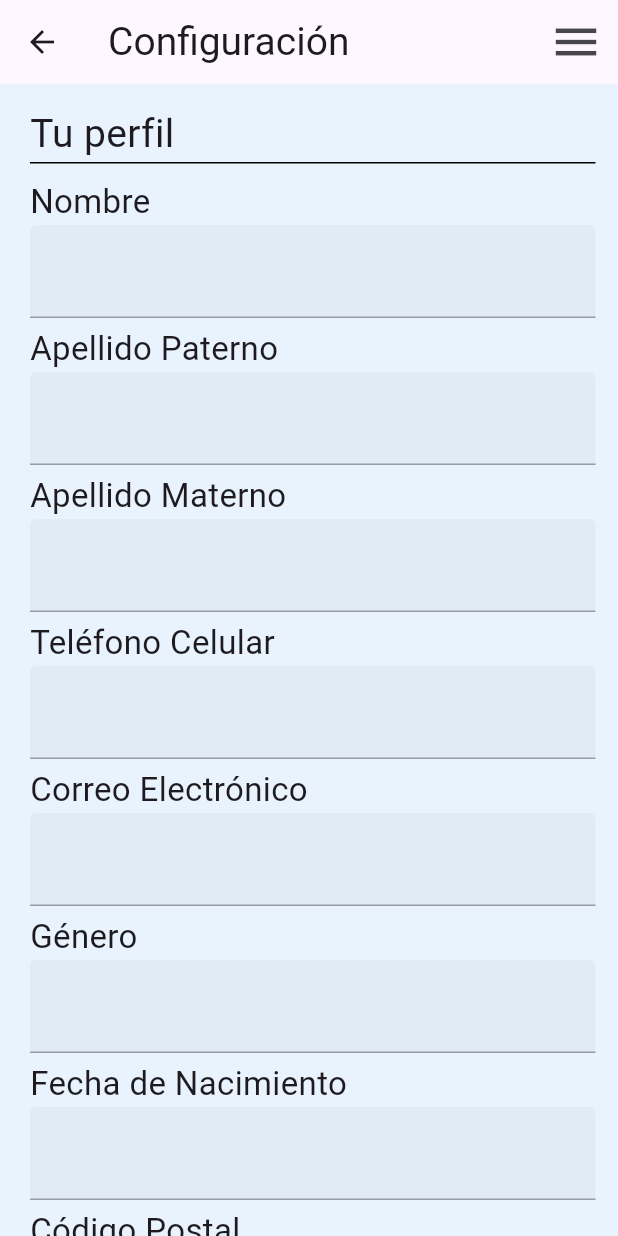
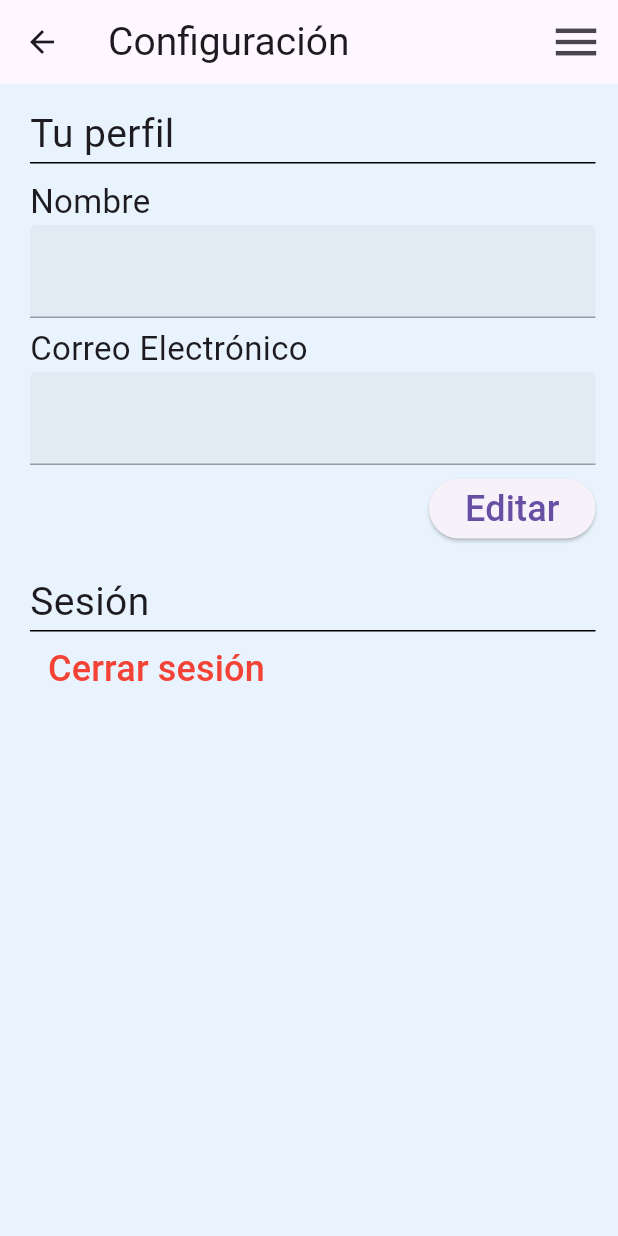
Before and after one commit to MikeOwer/ProyectoMantenimiento, a Flutter app: the ConfigPage screen opened directly, on a phone screen of 412 x 824 dp. Run offline on Flutter 3.47's test engine with Material 3 defaults, Android fonts, the phone set to English and light mode, and no system bars; our stand-ins replace cloud_firestore, firebase_auth, firebase_core, firebase_messaging, google_sign_in, share_plus; missing offline and left inert: flutter_facebook_auth; accounts and stored records are empty; network calls fail; Roboto replaces fonts that are missing (Montserrat-SemiBold.ttf); project files that could hold a hidden picture were left out.

Commit message:
Implementación de la opción de modificación de usuario.

```diff
--- a/diabetic_app/lib/my_widgets/menu_button_widget.dart
+++ b/diabetic_app/lib/my_widgets/menu_button_widget.dart
@@ -1,10 +1,8 @@
+import 'package:diabetic_app/controllers/login_controller.dart';
 import 'package:diabetic_app/pages/config_page.dart';
+import 'package:diabetic_app/pages/login_register_page.dart';
 import 'package:diabetic_app/pages/quiz_page.dart';
 import 'package:flutter/material.dart';
-import 'package:diabetic_app/pages/login_register_page.dart';
-import 'package:diabetic_app/pages/quiz_lobby_page.dart';
-import 'package:firebase_auth/firebase_auth.dart';
-import '../my_classes/auth.dart';
 
 class MenuButtonWidget extends StatefulWidget {
   const MenuButtonWidget({super.key});
@@ -14,8 +12,29 @@ class MenuButtonWidget extends StatefulWidget {
 }
 
 class _MenuButtonWidgetState extends State<MenuButtonWidget> {
-  final User? user = Auth().currentUser;
+  //final User? user = Auth().currentUser;
+  LoginController loginController = LoginController.getInstance();
+  bool logedIn = false; //(user != null);
+
   void onPressed() {}
+
+  @override
+  void initState() {
+    // TODO: implement initState
+    super.initState();
+
+    loadUserData();
+  }
+
+  Future<void> loadUserData() async {
+    await loginController.readUserDataJSONFile();
+    setState(() {
+      logedIn = loginController.getEmail() != "" &&
+          loginController.getPassword() != "";
+      print("Menu -> loginController.getEmail(): ${loginController.getEmail()}, loginController.getPassword(): ${loginController.getPassword()}");
+      print("Menu -> Valor de logedIn: $logedIn");
+    });
+  }
 
   Widget menuLoginButton(BuildContext context) {
     return GestureDetector(
@@ -39,20 +58,40 @@ class _MenuButtonWidgetState extends State<MenuButtonWidget> {
                 QuizPage()) //Manera de entrar a el quiz rápido
         );
   }
+
   //Espacio para los demás métodos de acción de los botones restantes
 
   void loginButtonPressed(BuildContext context) {
     Navigator.push(
-        context, MaterialPageRoute(builder: (context) => const LoginPage()));
+            context, MaterialPageRoute(builder: (context) => const LoginPage()))
+        .then((value) => setState(() {
+              logedIn = loginController.getEmail() != "" &&
+                  loginController.getPassword() != "";
+            }));
   }
 
   void configButtonPressed(BuildContext context) {
-    Navigator.push(
-        context, MaterialPageRoute(builder: (context) => const ConfigPage()));
+    Navigator.push(context,
+            MaterialPageRoute(builder: (context) => const ConfigPage()))
+        .then((value) => setState(() {
+              logedIn = loginController.getEmail() != "" &&
+                  loginController.getPassword() != "";
+            }));
   }
 
   @override
   Widget build(BuildContext context) {
+    /*if (logedIn = loginController.getEmail() != "" &&
+        loginController.getPassword() != "") {
+    logedIn = true;
+    }*/
+    setState(() {
+      logedIn = loginController.getEmail() != "" &&
+          loginController.getPassword() != "";
+    });
+    print("menu -> loginController.getName(): ${loginController.getName()},loginController.getEmail(): ${loginController.getEmail()}, loginController.getPassword(): ${loginController.getPassword()}");
+    print("menu -> valorcito de logedIn: $logedIn");
+
     return PopupMenuButton(
       itemBuilder: (context) => [
         PopupMenuItem(
@@ -76,10 +115,9 @@ class _MenuButtonWidgetState extends State<MenuButtonWidget> {
           ),
         ),
         PopupMenuItem(
-          child: menuLoginButton(context),
-          //child: user != null
-          //  ? menuProfileButton(context)
-          //  : menuLoginButton(context),
+          //child: menuLoginButton(context),
+          child:
+              logedIn ? menuProfileButton(context) : menuLoginButton(context),
         ),
       ],
       child: const Icon(
--- a/diabetic_app/lib/pages/config_page.dart
+++ b/diabetic_app/lib/pages/config_page.dart
@@ -1,15 +1,17 @@
+import 'dart:convert';
+
+import 'package:diabetic_app/controllers/login_controller.dart';
+import 'package:diabetic_app/my_classes/auth.dart';
 import 'package:diabetic_app/pages/home_page.dart';
 import 'package:diabetic_app/repository/user_repository.dart';
+import 'package:firebase_auth/firebase_auth.dart';
 import 'package:flutter/material.dart';
-import 'package:firebase_auth/firebase_auth.dart';
-import 'package:diabetic_app/my_classes/auth.dart';
-
+import 'package:http/http.dart' as http;
 import '../my_classes/model/user_model.dart';
 import '../my_widgets/menu_button_widget.dart';
 
-class ConfigPage extends StatefulWidget{
+class ConfigPage extends StatefulWidget {
   const ConfigPage({super.key});
-
 
   @override
   _ConfigPageState createState() => _ConfigPageState();
@@ -22,20 +24,21 @@ class _ConfigPageState extends State<ConfigPage> {
   bool editable = false;
   String fecha = '';
 
+  LoginController loginController = LoginController.getInstance();
   final TextEditingController _nombreController = TextEditingController();
-  final TextEditingController _apellidoPController = TextEditingController();
+  final TextEditingController _emailController = TextEditingController();
+
+  /*final TextEditingController _apellidoPController = TextEditingController();
   final TextEditingController _apellidoMController = TextEditingController();
-  final TextEditingController _telefonoController = TextEditingController();
-  final TextEditingController _emailController = TextEditingController();
-  final TextEditingController _genderController = TextEditingController();
+  final TextEditingController _telefonoController = TextEditingController();*/
+/*  final TextEditingController _genderController = TextEditingController();
   final TextEditingController _dateController = TextEditingController();
-  final TextEditingController _postalController = TextEditingController();
+  final TextEditingController _postalController = TextEditingController();*/
 
   @override
-  void initState(){
+  void initState() {
     super.initState();
-    obtenerUserModel();
-
+    //obtenerUserModel();
   }
 
   void obtenerUserModel() async {
@@ -48,10 +51,11 @@ class _ConfigPageState extends State<ConfigPage> {
   }
 
   Future<void> signOut() async {
-    await Auth().signOut();
-    Navigator.push(context,
-        MaterialPageRoute(builder: (context) => const HomePage())
-    );
+    //await Auth().signOut();
+
+    loginController.closeSession();
+    Navigator.push(
+        context, MaterialPageRoute(builder: (context) => const HomePage()));
   }
 
   void editButtonPressed() {
@@ -59,19 +63,40 @@ class _ConfigPageState extends State<ConfigPage> {
       editable = true;
     });
   }
+
   void saveButtonPressed() {
     setState(() {
       editable = false;
     });
     //Logica de guardado
+    String name = _nombreController.text != "" ? _nombreController.text : loginController.getName();
+    String email = _emailController.text != "" ? _emailController.text : loginController.getEmail();
+
+    print("name: $name and email: $email");
+    print("id: ${loginController.getId()}");
+    http
+        .post(
+          Uri.parse(
+              "https://escaner3d.amperiomid.com/usuarios/editar/${loginController.getId()}"),
+          headers: <String, String>{
+            'Content-Type': 'application/json; charset=UTF-8',
+          },
+          body: jsonEncode(<String, String>{
+            'name': name,
+            'email': email,
+          }),
+        ).then((value) => print(value.statusCode))
+        .catchError((onError) => print(onError));
+    loginController.updateUserDataJSONFile(
+        name, email);
     userModel.setNames(_nombreController.text);
-    userModel.setLastNameF(_apellidoPController.text);
+    /*userModel.setLastNameF(_apellidoPController.text);
     userModel.setLastNameM(_apellidoMController.text);
-    userModel.setPhoneNo(_telefonoController.text);
+    userModel.setPhoneNo(_telefonoController.text);*/
     //La fecha se guarda en el método _selectDate();
-    userModel.setGender(_genderController.text);
-    userModel.setPostalCode(_postalController.text);
-    userRepository.updateUser(userModel);
+    /*userModel.setGender(_genderController.text);
+    userModel.setPostalCode(_postalController.text);*/
+    //userRepository.updateUser(userModel);
     clearControllers();
   }
 
@@ -85,13 +110,13 @@ class _ConfigPageState extends State<ConfigPage> {
 
   void clearControllers() {
     _nombreController.clear();
-    _apellidoPController.clear();
+    /*_apellidoPController.clear();
     _apellidoMController.clear();
-    _telefonoController.clear();
+    _telefonoController.clear();*/
     _emailController.clear();
-    _genderController.clear();
+    /*_genderController.clear();
     _dateController.clear();
-    _postalController.clear();
+    _postalController.clear();*/
   }
 
   Future<void> _selectDate(BuildContext context) async {
@@ -110,43 +135,30 @@ class _ConfigPageState extends State<ConfigPage> {
   }
 
   Widget _title(String title) {
-    return Text(title.isEmpty? 'Titulo': title ,
-      style: const TextStyle(
-        fontSize: 26
-      ),
+    return Text(
+      title.isEmpty ? 'Titulo' : title,
+      style: const TextStyle(fontSize: 26),
     );
   }
 
   Widget _textFTitle(String title) {
-    return Text(title.isEmpty? 'Titulo': title ,
-      style: const TextStyle(
-          fontSize: 22
-      ),
+    return Text(
+      title.isEmpty ? 'Titulo' : title,
+      style: const TextStyle(fontSize: 22),
     );
   }
 
   Widget _editButton() {
     return ElevatedButton(
       onPressed: editButtonPressed,
-        child: const Text(
-            'Editar',
-            style: TextStyle(
-                fontSize: 24
-            )
-        ),
+      child: const Text('Editar', style: TextStyle(fontSize: 24)),
     );
   }
 
   Widget _saveButton() {
     return ElevatedButton(
         onPressed: saveButtonPressed,
-        child: const Text(
-            'Guardar',
-            style: TextStyle(
-                fontSize: 24
-            )
-        )
-    );
+        child: const Text('Guardar', style: TextStyle(fontSize: 24)));
   }
 
   Widget _cancelButton() {
@@ -157,12 +169,11 @@ class _ConfigPageState extends State<ConfigPage> {
       ),
       child: const Text(
         'Cancelar',
-          style: TextStyle(
-            fontSize: 24
-          ),
+        style: TextStyle(fontSize: 24),
       ),
     );
   }
+
   Widget _selectDateButton(BuildContext context) {
     return ElevatedButton(
         onPressed: () => _selectDate(context),
@@ -171,14 +182,12 @@ class _ConfigPageState extends State<ConfigPage> {
         ),
         child: const Text(
           'Elegir Fecha',
-          style: TextStyle(
-            fontSize: 24
-          ),
-        )
-    );
+          style: TextStyle(fontSize: 24),
+        ));
   }
 
-  Widget _entryField(String title, String hint, TextEditingController controller, bool editable) {
+  Widget _entryField(String title, String hint,
+      TextEditingController controller, bool editable) {
     return TextField(
       style: const TextStyle(fontSize: 20),
       controller: controller,
@@ -187,21 +196,29 @@ class _ConfigPageState extends State<ConfigPage> {
           hintText: hint,
           alignLabelWithHint: false,
           enabled: editable,
-          filled: true
-      ),
+          filled: true),
     );
   }
-
-
 
   Widget _infoArea() {
     return Container(
       child: Column(
         crossAxisAlignment: CrossAxisAlignment.start,
         children: [
-            const SizedBox(height: 10,),
+          const SizedBox(
+            height: 10,
+          ),
           _textFTitle("Nombre"),
-            _entryField(userModel.getNames(), 'Nombre', _nombreController, editable),
+          _entryField(
+              loginController.getName(), 'Nombre', _nombreController, editable),
+          const SizedBox(
+            height: 5,
+          ),
+          _textFTitle("Correo Electrónico"),
+          _entryField(loginController.getEmail(), 'ejemplo@correo.com',
+              _emailController, false),
+
+          /*
             const SizedBox(height: 5,),
             _textFTitle("Apellido Paterno"),
             _entryField(userModel.getLastNameF(), 'Apellido Paterno', _apellidoPController, editable),
@@ -212,9 +229,6 @@ class _ConfigPageState extends State<ConfigPage> {
             _textFTitle("Teléfono Celular"),
             _entryField(userModel.getPhoneNo(),'9990000000', _telefonoController, editable),
             const SizedBox(height: 5,),
-            _textFTitle("Correo Electrónico"),
-            _entryField(userModel.getEmail(), 'ejemplo@correo.com',_emailController, false),
-            const SizedBox(height: 5,),
             _textFTitle("Género"),
             _entryField(userModel.getGender(), 'H/M/Otro',_genderController, editable),
             const SizedBox(height: 5,),
@@ -223,14 +237,18 @@ class _ConfigPageState extends State<ConfigPage> {
             editable ? _selectDateButton(context) : const SizedBox(),
             const SizedBox(height: 5,),
             _textFTitle("Código Postal"),
-            _entryField(userModel.getPostalCode(), '97000',_postalController, editable),
-            const SizedBox(height: 5,),
+            _entryField(userModel.getPostalCode(), '97000',_postalController, editable),*/
+          const SizedBox(
+            height: 5,
+          ),
           Row(
             mainAxisAlignment: MainAxisAlignment.end,
             children: [
-                editable? _cancelButton() : const SizedBox(),
-                const SizedBox(width: 5,),
-                editable? _saveButton() : _editButton()
+              editable ? _cancelButton() : const SizedBox(),
+              const SizedBox(
+                width: 5,
+              ),
+              editable ? _saveButton() : _editButton()
             ],
           )
         ],
@@ -240,9 +258,7 @@ class _ConfigPageState extends State<ConfigPage> {
 
   void returnToMenu(BuildContext context) {
     Navigator.push(
-        context,
-        MaterialPageRoute(builder: (context) => const HomePage())
-    );
+        context, MaterialPageRoute(builder: (context) => const HomePage()));
   }
 
   @override
@@ -277,24 +293,25 @@ class _ConfigPageState extends State<ConfigPage> {
                     color: Colors.black,
                   ),
                   _infoArea(),
-                  const SizedBox(height: 20,),
-                  _title("Inicio de Sesión"),
+                  const SizedBox(
+                    height: 20,
+                  ),
+                  _title("Sesión"),
                   Container(
                     height: 1,
                     color: Colors.black,
                   ),
-                  TextButton(onPressed: signOut,
-                    child: const Text("Cerrar sesión",
-                      style:TextStyle(
-                          fontSize: 24,
-                          color: Colors.grey
-                      ),),
+                  TextButton(
+                    onPressed: signOut,
+                    child: const Text(
+                      "Cerrar sesión",
+                      style: TextStyle(fontSize: 24, color: Colors.red),
+                    ),
                   ),
                 ],
               ),
             ),
-        )
-      ),
+          )),
     );
   }
 }
```
Lines whose indentation alone changed are shown as unchanged.
